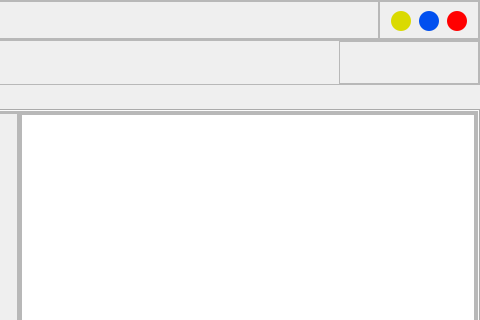
Above: MCIUI/main_widget/frame.ui from sunningxiao/RFSdemo before the change; both pictures show x 636 to 1116 and y 0 to 320 of the 1116 by 697 pixel window. Below: the same form after it.
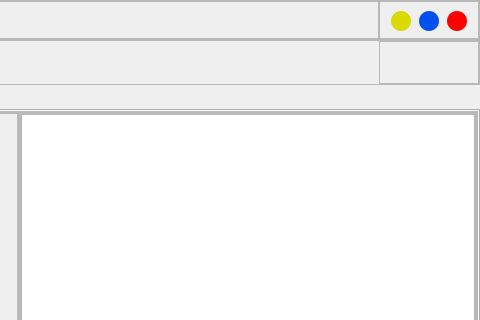
That is the form after the change.

What changed in the file:
```diff
--- a/MCIUI/main_widget/frame.ui
+++ b/MCIUI/main_widget/frame.ui
@@ -313,13 +313,13 @@
        <widget class="QFrame" name="frame_25">
         <property name="minimumSize">
          <size>
-          <width>140</width>
+          <width>100</width>
           <height>0</height>
          </size>
         </property>
         <property name="maximumSize">
          <size>
-          <width>140</width>
+          <width>100</width>
           <height>16777215</height>
          </size>
         </property>
@@ -355,14 +355,14 @@
            </property>
            <property name="minimumSize">
             <size>
-             <width>0</width>
-             <height>0</height>
+             <width>50</width>
+             <height>41</height>
             </size>
            </property>
            <property name="maximumSize">
             <size>
-             <width>100</width>
-             <height>40</height>
+             <width>50</width>
+             <height>41</height>
             </size>
            </property>
            <property name="text">
```
